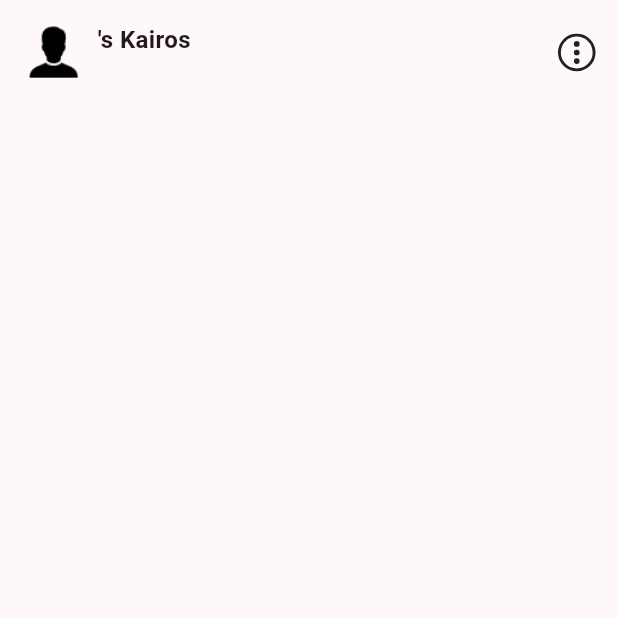
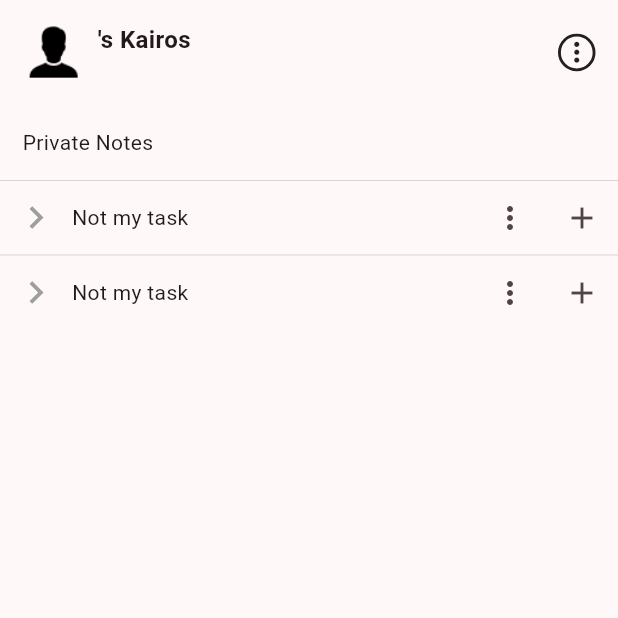
Before and after one commit to nabilbndev/kairos, a Flutter app: the screen it shows once a user with an empty profile is signed in, on a phone screen of 412 x 824 dp, the top half of it. Run offline on Flutter 3.47's test engine with Material 3 defaults, Android fonts, the phone set to English and light mode, and no system bars; our stand-ins replace firebase_auth, firebase_core, google_sign_in; accounts and stored records are empty.

```diff
--- a/lib/components/more_options_icon_button.dart
+++ /dev/null
@@ -1,52 +0,0 @@
-import 'package:flutter/material.dart';
-
-class MoreOptionsIconButton extends StatelessWidget {
-  const MoreOptionsIconButton(
-      {super.key, required this.onTap, required this.color});
-  final VoidCallback onTap;
-  final Color color;
-  @override
-  Widget build(BuildContext context) {
-    return InkWell(
-      splashColor: Colors.black.withOpacity(0.1),
-      borderRadius: BorderRadius.circular(50),
-      onTap: onTap,
-      child: Container(
-        height: 25,
-        width: 25,
-        padding: const EdgeInsets.all(3),
-        decoration: BoxDecoration(
-            borderRadius: const BorderRadius.all(Radius.circular(50)),
-            border: Border.all(color: color, width: 1.9)),
-        child: Column(
-          mainAxisAlignment: MainAxisAlignment.spaceBetween,
-          children: [
-            DotWidget(color: color),
-            DotWidget(color: color),
-            DotWidget(color: color)
-          ],
-        ),
-      ),
-    );
-  }
-}
-
-class DotWidget extends StatelessWidget {
-  const DotWidget({
-    super.key,
-    required this.color,
-  });
-
-  final Color color;
-
-  @override
-  Widget build(BuildContext context) {
-    return Container(
-      height: 3.8,
-      width: 3.8,
-      decoration: BoxDecoration(
-          color: color,
-          borderRadius: const BorderRadius.all(Radius.circular(50))),
-    );
-  }
-}
--- /dev/null
+++ b/lib/components/more_vert_circular.dart
@@ -0,0 +1,27 @@
+import 'package:flutter/material.dart';
+
+class MoreVerticalCircular extends StatelessWidget {
+  const MoreVerticalCircular(
+      {super.key, required this.onTap, required this.color});
+  final VoidCallback onTap;
+  final Color color;
+  @override
+  Widget build(BuildContext context) {
+    return InkWell(
+      splashColor: Colors.black.withOpacity(0.1),
+      borderRadius: BorderRadius.circular(50),
+      onTap: onTap,
+      child: Container(
+        height: 25,
+        width: 25,
+        decoration: BoxDecoration(
+            borderRadius: const BorderRadius.all(Radius.circular(50)),
+            border: Border.all(color: color, width: 1.9)),
+        child: const Icon(
+          Icons.more_vert,
+          size: 21,
+        ),
+      ),
+    );
+  }
+}
--- a/lib/pages/home_page.dart
+++ b/lib/pages/home_page.dart
@@ -1,7 +1,7 @@
 import 'package:firebase_auth/firebase_auth.dart';
 import 'package:flutter/material.dart';
 import 'package:kairos/components/kairos_avatar_wrapper.dart';
-import 'package:kairos/components/more_options_icon_button.dart';
+import 'package:kairos/components/more_vert_circular.dart';
 
 class HomePage extends StatelessWidget {
   const HomePage({super.key});
@@ -11,6 +11,14 @@ class HomePage extends StatelessWidget {
     final userDisplayName = FirebaseAuth.instance.currentUser?.displayName;
     final userPhotoUrl = FirebaseAuth.instance.currentUser?.photoURL;
     final userEmail = FirebaseAuth.instance.currentUser?.email;
+    final userId = FirebaseAuth.instance.currentUser?.uid;
+
+    // var list = ["Cat", "Deer", "Lion", "Tiger"];
+    var list = [
+      {"name": "Cat", "owner_id": "6O12f738fWQ0NNqP8ITqHGEJsu63"},
+      {"name": "Dog", "owner_id": "dsfsdf"}
+    ];
+
     return Scaffold(
       body: SafeArea(
         child: Center(
@@ -58,7 +66,7 @@ class HomePage extends StatelessWidget {
                           ),
                         ],
                       ),
-                      MoreOptionsIconButton(
+                      MoreVerticalCircular(
                         color: Colors.black87,
                         onTap: () {},
                       )
@@ -66,6 +74,64 @@ class HomePage extends StatelessWidget {
                   ),
                 ),
               ),
+              const Padding(
+                padding: EdgeInsets.all(15.0),
+                child: Row(
+                  children: [
+                    Text("Private Notes"),
+                  ],
+                ),
+              ),
+              const Divider(
+                height: 1,
+                color: Colors.black,
+                thickness: 0.1,
+              ),
+              Expanded(
+                child: ListView.separated(
+                  separatorBuilder: (context, index) {
+                    return const Divider(
+                      height: 2,
+                      color: Colors.black,
+                      thickness: 0.1,
+                    );
+                  },
+                  itemBuilder: (context, index) {
+                    return Row(
+                      mainAxisAlignment: MainAxisAlignment.spaceBetween,
+                      children: [
+                        Row(
+                          children: [
+                            IconButton(
+                              onPressed: () {
+                                print(userId);
+                              },
+                              icon: const Icon(
+                                Icons.keyboard_arrow_right_outlined,
+                                color: Colors.grey,
+                                size: 30,
+                              ),
+                            ),
+                            Text(userId != list[index]["owner_id"]
+                                ? "Not my task"
+                                : "${list[index]["name"]}"),
+                          ],
+                        ),
+                        Row(
+                          children: [
+                            IconButton(
+                                onPressed: () {},
+                                icon: const Icon(Icons.more_vert)),
+                            IconButton(
+                                onPressed: () {}, icon: const Icon(Icons.add))
+                          ],
+                        )
+                      ],
+                    );
+                  },
+                  itemCount: list.length,
+                ),
+              )
             ],
           ),
         ),
@@ -73,3 +139,10 @@ class HomePage extends StatelessWidget {
     );
   }
 }
+
+class Collections {
+  Collections(this.name, this.ownerId, this.id);
+  final String name;
+  final String ownerId;
+  final String id;
+}
```
